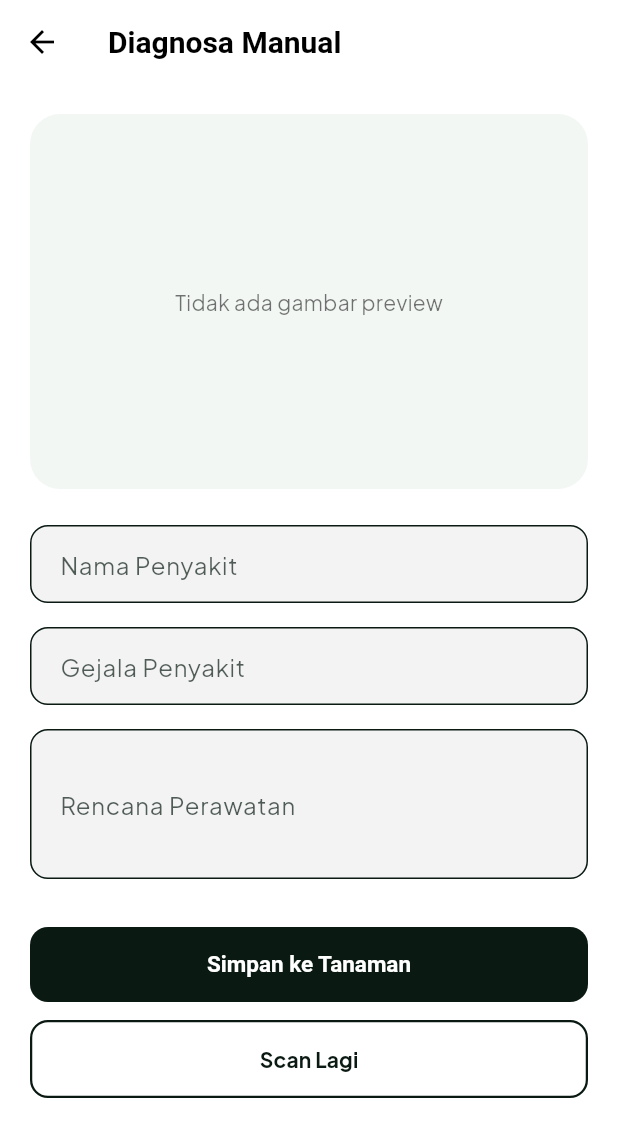
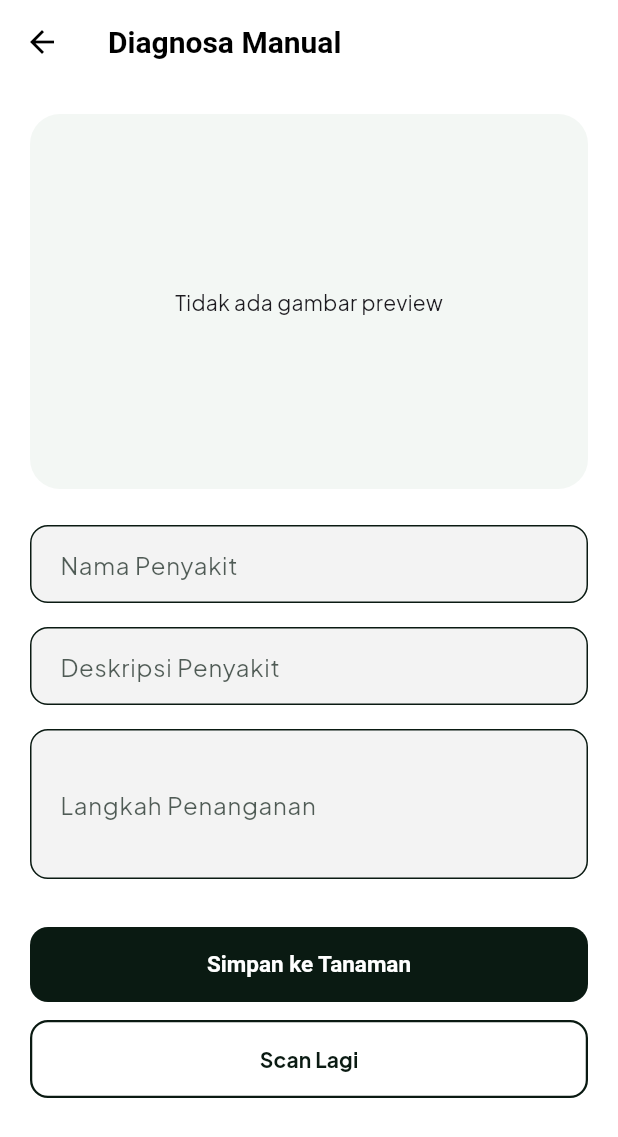
Before and after one commit to citylighxts/urban_leaf, a Flutter app: the ManualDiagnosisPage screen opened directly, on a phone screen of 412 x 824 dp. Shown: the top 1137 px of the screen. Run offline on Flutter 3.47's test engine with Material 3 defaults, Android fonts, the phone set to English and light mode, and no system bars; our stand-ins replace camera, cloud_firestore, firebase_auth, firebase_core, firebase_crashlytics, firebase_storage and 5 more; missing offline and left inert: tflite_v2; accounts and stored records are empty; Roboto replaces fonts that are missing (PlusJakartaSans).

Commit message:
integrasi cloude stirage

```diff
--- a/lib/pages/ai_scanner/manual_diagnosis_page.dart
+++ b/lib/pages/ai_scanner/manual_diagnosis_page.dart
@@ -133,7 +133,7 @@ class _ManualDiagnosisPageState extends State<ManualDiagnosisPage> {
                             isManual: true,
                           );
 
-                          await _diagnosisService.addDiagnosis(plantId, diagnosis);
+                          await _diagnosisService.addDiagnosis(plantId, diagnosis, widget.imageFile);
 
                           if (!mounted) return;
                           if (context.mounted) Navigator.pop(ctx);
@@ -167,39 +167,45 @@ class _ManualDiagnosisPageState extends State<ManualDiagnosisPage> {
       body: ListView(
         padding: const EdgeInsets.all(20),
         children: [
-          if (widget.imageFile != null && widget.imageFile!.existsSync())
-            ClipRRect(
-              borderRadius: BorderRadius.circular(20),
-              child: Image.file(
-                widget.imageFile!,
+          Builder(builder: (context) {
+            // 1. Cek apakah ada file lokal (scan baru)
+            if (widget.imageFile != null && widget.imageFile!.existsSync()) {
+              return ClipRRect(
+                borderRadius: BorderRadius.circular(20),
+                child: Image.file(widget.imageFile!, height: 250, width: double.infinity, fit: BoxFit.cover),
+              );
+            }
+            // 2. Cek apakah ada URL dari Firebase (mode edit)
+            else if (widget.isEditMode && widget.diagnosisToEdit?.imagePath != null && widget.diagnosisToEdit!.imagePath!.startsWith('http')) {
+              return ClipRRect(
+                borderRadius: BorderRadius.circular(20),
+                child: Image.network(
+                  widget.diagnosisToEdit!.imagePath!,
+                  height: 250,
+                  width: double.infinity,
+                  fit: BoxFit.cover,
+                  errorBuilder: (_, __, ___) => const Center(child: Text("Gagal memuat gambar")),
+                ),
+              );
+            }
+            // 3. Jika tidak ada keduanya
+            else {
+              return Container(
                 height: 250,
                 width: double.infinity,
-                fit: BoxFit.cover,
-              ),
-            )
-          else
-            Container(
-              height: 250,
-              width: double.infinity,
-              decoration: BoxDecoration(
-                color: const Color(0xFFF3F7F4),
-                borderRadius: BorderRadius.circular(20),
-              ),
-              child: const Center(
-                child: Text(
-                  'Tidak ada gambar preview',
-                  style: TextStyle(color: Colors.black54),
-                ),
-              ),
-            ),
+                decoration: BoxDecoration(color: const Color(0xFFF3F7F4), borderRadius: BorderRadius.circular(20)),
+                child: const Center(child: Text('Tidak ada gambar preview')),
+              );
+            }
+          }),
           const SizedBox(height: 24),
 
           // Fungsi builder untuk input agar konsisten
           _buildInputField(controller: _namaPenyakitController, label: "Nama Penyakit", inputColor: inputColor),
           const SizedBox(height: 16),
-          _buildInputField(controller: _gejalaController, label: "Gejala Penyakit", inputColor: inputColor),
+          _buildInputField(controller: _gejalaController, label: "Deskripsi Penyakit", inputColor: inputColor),
           const SizedBox(height: 16),
-          _buildInputField(controller: _solusiController, label: "Rencana Perawatan", inputColor: inputColor, maxLines: 3),
+          _buildInputField(controller: _solusiController, label: "Langkah Penanganan", inputColor: inputColor, maxLines: 3),
 
           const SizedBox(height: 32),
 
```
Also changed, not shown: lib/pages/ai_scanner/ai_scanner_page.dart (+42 -13 lines), lib/pages/kebunku/widgets/diagnosis_card.dart (+35 -3 lines), lib/services/diagnosis_firestore_service.dart (+42 -3 lines).
